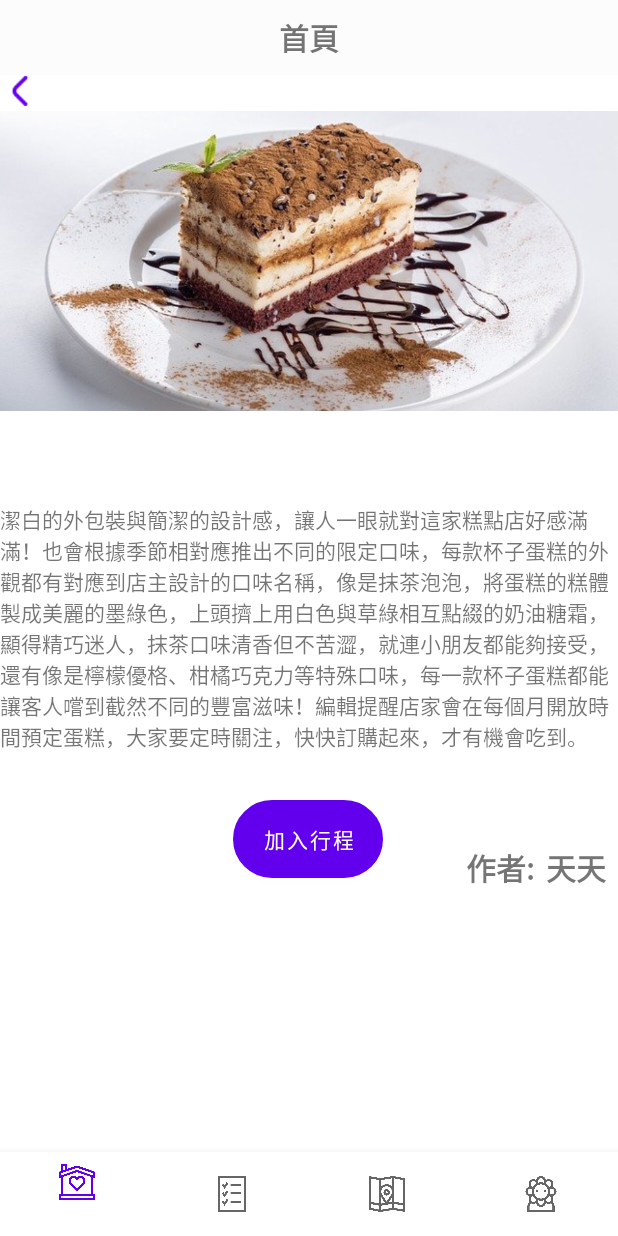
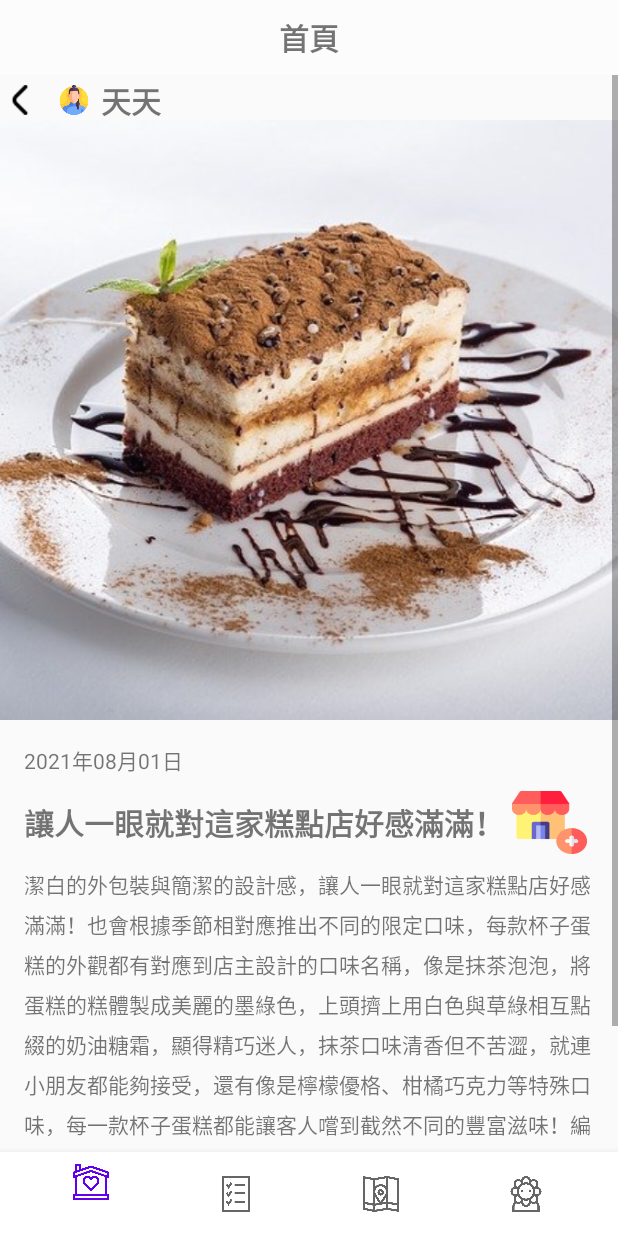
Before and after one commit to xJessyx/FoodMap, an Android app: the screen it shows after launch (MainActivity), after a tap on "天天", on a phone screen of 412 x 824 dp. Run offline under Robolectric (Android 15) with nearby library versions, the phone set to English and light mode, and no system bars; our stand-ins replace Volley, data binding.

Commit message:
change detailfragment

```diff
--- a/app/src/main/res/layout/activity_main.xml
+++ b/app/src/main/res/layout/activity_main.xml
@@ -51,6 +51,8 @@
             android:id="@+id/myBottomNavigationView"
             android:layout_width="match_parent"
             android:layout_height="56dp"
+            android:background="@color/white"
+            app:itemTextColor="@color/black"
             app:layout_constraintBottom_toBottomOf="parent"
             app:layout_constraintLeft_toLeftOf="parent"
             app:layout_constraintRight_toRightOf="parent"
--- a/app/src/main/res/layout/fragment_detail.xml
+++ b/app/src/main/res/layout/fragment_detail.xml
@@ -11,6 +11,7 @@
     <ScrollView
     android:layout_width="match_parent"
     android:layout_height="wrap_content">
+
         <androidx.constraintlayout.widget.ConstraintLayout
 
             android:layout_width="match_parent"
@@ -20,50 +21,76 @@
             <ImageView
                 android:id="@+id/detail_img"
                 android:layout_width="match_parent"
-            android:layout_height="200dp"
-            android:layout_marginTop="24dp"
+                android:layout_height="400dp"
+                android:layout_marginTop="30dp"
+                android:layout_marginBottom="8dp"
                 android:scaleType="centerCrop"
                 app:layout_constraintEnd_toEndOf="parent"
                 app:layout_constraintStart_toStartOf="parent"
                 app:layout_constraintTop_toTopOf="parent" />
 
             <TextView
-            android:id="@+id/textView3"
-            android:layout_width="match_parent"
+                android:id="@+id/detail_tv_date"
+                android:layout_width="wrap_content"
                 android:layout_height="wrap_content"
-            android:ellipsize="end"
-            android:text="潔白的外包裝與簡潔的設計感，讓人一眼就對這家糕點店好感滿滿！也會根據季節相對應推出不同的限定口味，每款杯子蛋糕的外觀都有對應到店主設計的口味名稱，像是抹茶泡泡，將蛋糕的糕體製成美麗的墨綠色，上頭擠上用白色與草綠相互點綴的奶油糖霜，顯得精巧迷人，抹茶口味清香但不苦澀，就連小朋友都能夠接受，還有像是檸檬優格、柑橘巧克力等特殊口味，每一款杯子蛋糕都能讓客人嚐到截然不同的豐富滋味！編輯提醒店家會在每個月開放時間預定蛋糕，大家要定時關注，快快訂購起來，才有機會吃到。"
-            app:layout_constraintBottom_toTopOf="@+id/detail_tv_authorName"
-            app:layout_constraintEnd_toEndOf="parent"
-            app:layout_constraintStart_toStartOf="parent"
+                android:text="2021年08月01日 "
+                android:layout_marginTop="16dp"
+                app:layout_constraintStart_toStartOf="@+id/detail_title"
                 app:layout_constraintTop_toBottomOf="@+id/detail_img" />
 
             <TextView
-            android:id="@+id/detail_tv_author"
+                android:id="@+id/detail_title"
                 android:layout_width="wrap_content"
                 android:layout_height="wrap_content"
-            android:layout_marginRight="8dp"
-            android:text="作者:"
+                android:layout_marginLeft="16dp"
+                android:layout_marginTop="16dp"
+                android:text="讓人一眼就對這家糕點店好感滿滿！"
                 android:textSize="20sp"
                 android:textStyle="bold"
-            app:layout_constraintBottom_toBottomOf="@+id/detail_tv_authorName"
-            app:layout_constraintEnd_toStartOf="@+id/detail_tv_authorName"
+
+                app:layout_constraintStart_toStartOf="parent"
+                app:layout_constraintTop_toBottomOf="@+id/detail_tv_date" />
+
+            <TextView
+                android:id="@+id/detail_content"
+                android:layout_width="match_parent"
+                android:layout_height="wrap_content"
+                android:layout_marginLeft="16dp"
+                android:layout_marginTop="16dp"
+                android:layout_marginRight="16dp"
+                android:ellipsize="end"
+                android:lineSpacingExtra="6dp"
+                android:layout_marginBottom="50dp"
+                android:lineSpacingMultiplier="1.0"
+                android:text="潔白的外包裝與簡潔的設計感，讓人一眼就對這家糕點店好感滿滿！也會根據季節相對應推出不同的限定口味，每款杯子蛋糕的外觀都有對應到店主設計的口味名稱，像是抹茶泡泡，將蛋糕的糕體製成美麗的墨綠色，上頭擠上用白色與草綠相互點綴的奶油糖霜，顯得精巧迷人，抹茶口味清香但不苦澀，就連小朋友都能夠接受，還有像是檸檬優格、柑橘巧克力等特殊口味，每一款杯子蛋糕都能讓客人嚐到截然不同的豐富滋味！編輯提醒店家會在每個月開放時間預定蛋糕，大家要定時關注，快快訂購起來，才有機會吃到。"
+                app:layout_constraintBottom_toBottomOf="parent"
+                app:layout_constraintEnd_toEndOf="parent"
                 app:layout_constraintHorizontal_bias="1.0"
                 app:layout_constraintStart_toStartOf="parent"
-            app:layout_constraintTop_toTopOf="@+id/detail_tv_authorName" />
+                app:layout_constraintTop_toBottomOf="@+id/detail_title" />
 
             <TextView
                 android:id="@+id/detail_tv_authorName"
                 android:layout_width="wrap_content"
                 android:layout_height="wrap_content"
-            android:layout_marginRight="8dp"
-            android:layout_marginBottom="8dp"
                 android:text="@{viewModel.article.author}"
                 android:textSize="20sp"
                 android:textStyle="bold"
-            app:layout_constraintLeft_toRightOf="@+id/detail_tv_author"
-            app:layout_constraintBottom_toBottomOf="parent"
-            app:layout_constraintEnd_toEndOf="parent" />
+                android:layout_marginLeft="8dp"
+                app:layout_constraintBottom_toBottomOf="@+id/detail_img_person"
+                app:layout_constraintStart_toEndOf="@+id/detail_img_person"
+                app:layout_constraintTop_toTopOf="@+id/detail_img_person" />
+
+
+            <ImageView
+                android:id="@+id/detail_img_person"
+                android:layout_marginLeft="16dp"
+                android:layout_width="20dp"
+                android:layout_height="20dp"
+                android:src="@drawable/person"
+                app:layout_constraintBottom_toBottomOf="@+id/detail_bt_back"
+                app:layout_constraintStart_toEndOf="@+id/detail_bt_back"
+                app:layout_constraintTop_toTopOf="@+id/detail_bt_back" />
 
             <Button
                 android:id="@+id/detail_bt_back"
@@ -79,18 +106,16 @@
                 app:layout_constraintVertical_bias="1.0" />
 
             <Button
-            android:layout_width="100dp"
-            android:layout_height="52dp"
-            android:background="@drawable/shape_round"
-            android:text="加入行程"
-            android:layout_marginBottom="16dp"
-            android:layout_marginTop="32dp"
-            app:layout_constraintBottom_toBottomOf="parent"
+                android:id="@+id/addStore"
+                android:layout_width="50dp"
+                android:layout_height="42dp"
+                android:layout_marginEnd="16dp"
+                android:layout_marginLeft="6dp"
+                android:background="@drawable/addstore"
+                app:layout_constraintBottom_toBottomOf="@+id/detail_title"
                 app:layout_constraintEnd_toEndOf="parent"
-            app:layout_constraintHorizontal_bias="0.498"
-            app:layout_constraintStart_toStartOf="parent"
-            app:layout_constraintTop_toBottomOf="@+id/textView3"
-            app:layout_constraintVertical_bias="1.0" />
+                app:layout_constraintStart_toEndOf="@+id/detail_title"
+                app:layout_constraintTop_toTopOf="@+id/detail_title" />
 
         </androidx.constraintlayout.widget.ConstraintLayout>
 </ScrollView>
--- a/app/src/main/res/values-night/themes.xml
+++ b/app/src/main/res/values-night/themes.xml
@@ -1,6 +1,6 @@
 <resources xmlns:tools="http://schemas.android.com/tools">
     <!-- Base application theme. -->
-    <style name="Theme.FoodMap" parent="Theme.MaterialComponents.DayNight.NoActionBar">
+    <style name="Theme.FoodMap" parent="Theme.MaterialComponents.DayNight.NoActionBar.Bridge">
         <!-- Primary brand color. -->
         <item name="colorPrimary">@color/purple_200</item>
         <item name="colorPrimaryVariant">@color/purple_700</item>
--- a/app/src/main/res/values/themes.xml
+++ b/app/src/main/res/values/themes.xml
@@ -1,6 +1,6 @@
 <resources xmlns:tools="http://schemas.android.com/tools">
     <!-- Base application theme. -->
-    <style name="Theme.FoodMap" parent="Theme.MaterialComponents.DayNight.NoActionBar">
+    <style name="Theme.FoodMap" parent="Theme.MaterialComponents.DayNight.NoActionBar.Bridge">
         <!-- Primary brand color. -->
         <item name="colorPrimary">@color/purple_500</item>
         <item name="colorPrimaryVariant">@color/purple_700</item>
```
Also changed, not shown: app/src/main/java/com/jessy/foodmap/data/StoreInformation.kt (+4 -4 lines), app/src/main/java/com/jessy/foodmap/foodMapSearch/FoodMapSearchFragment.kt (+22 -112 lines), app/src/main/java/com/jessy/foodmap/foodMapSearch/FoodMapSearchViewModel.kt (+13 -0 lines), app/src/main/res/layout/fragment_food_map_search.xml (+5 -2 lines), app/src/main/res/layout/item_foodmapsearch.xml (+40 -45 lines), app/src/main/res/drawable/add2.png (added), app/src/main/res/drawable/add3.png (added), app/src/main/res/drawable/add_place.png (added), app/src/main/res/drawable/addstore.png (added), app/src/main/res/drawable/person.png (added). Lines whose indentation alone changed are shown as unchanged.
